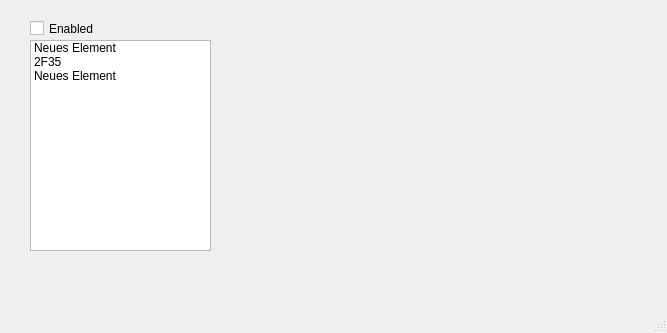
Before: the Qt Designer form src/gui/breakpoint_editor.ui in ProgrammierPatrick/c64pp, drawn with Qt 5.
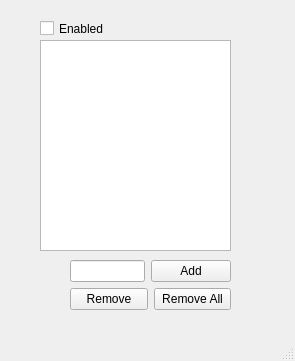
After: the same form once the commit is applied.

Commit message: pushing untested breakpoint gui

What changed in the file:
```diff
--- a/src/gui/breakpoint_editor.ui
+++ b/src/gui/breakpoint_editor.ui
@@ -6,8 +6,8 @@
    <rect>
     <x>0</x>
     <y>0</y>
-    <width>667</width>
-    <height>333</height>
+    <width>295</width>
+    <height>361</height>
    </rect>
   </property>
   <property name="windowTitle">
@@ -17,7 +17,7 @@
    <widget class="QCheckBox" name="enabled">
     <property name="geometry">
      <rect>
-      <x>30</x>
+      <x>40</x>
       <y>20</y>
       <width>70</width>
       <height>17</height>
@@ -36,30 +36,59 @@
     </property>
     <property name="geometry">
      <rect>
-      <x>30</x>
+      <x>40</x>
       <y>40</y>
-      <width>181</width>
+      <width>191</width>
       <height>211</height>
      </rect>
     </property>
     <property name="horizontalScrollBarPolicy">
      <enum>Qt::ScrollBarAlwaysOff</enum>
     </property>
+   </widget>
+   <widget class="QWidget" name="verticalLayoutWidget">
+    <property name="geometry">
+     <rect>
+      <x>70</x>
+      <y>260</y>
+      <width>161</width>
+      <height>51</height>
+     </rect>
+    </property>
+    <layout class="QVBoxLayout" name="verticalLayout">
     <item>
+      <layout class="QHBoxLayout" name="horizontalLayout_2">
+       <item>
+        <widget class="QLineEdit" name="inputLine"/>
+       </item>
+       <item>
+        <widget class="QPushButton" name="add">
      <property name="text">
-      <string>Neues Element</string>
-     </property>
-    </item>
+          <string>Add</string>
+         </property>
+        </widget>
+       </item>
+      </layout>
+     </item>
     <item>
+      <layout class="QHBoxLayout" name="horizontalLayout">
+       <item>
+        <widget class="QPushButton" name="remove">
      <property name="text">
-      <string>2F35</string>
-     </property>
+          <string>Remove</string>
+         </property>
+        </widget>
     </item>
     <item>
+        <widget class="QPushButton" name="removeAll">
      <property name="text">
-      <string>Neues Element</string>
-     </property>
-    </item>
+          <string>Remove All</string>
+         </property>
+        </widget>
+       </item>
+      </layout>
+     </item>
+    </layout>
    </widget>
   </widget>
   <widget class="QMenuBar" name="menubar">
```
Left out of the diff: 4 changed lines with no effect on the pictures. Lines whose indentation alone changed are shown as unchanged. The commit also changes 3 other files.
